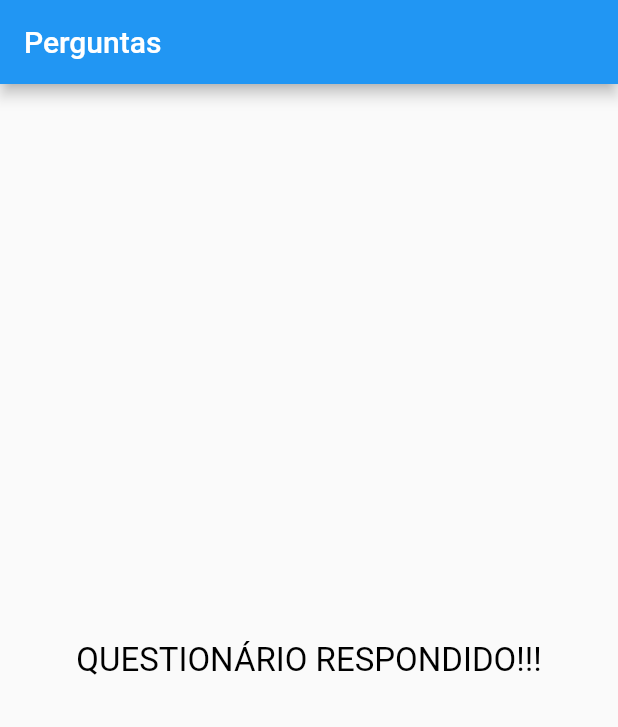
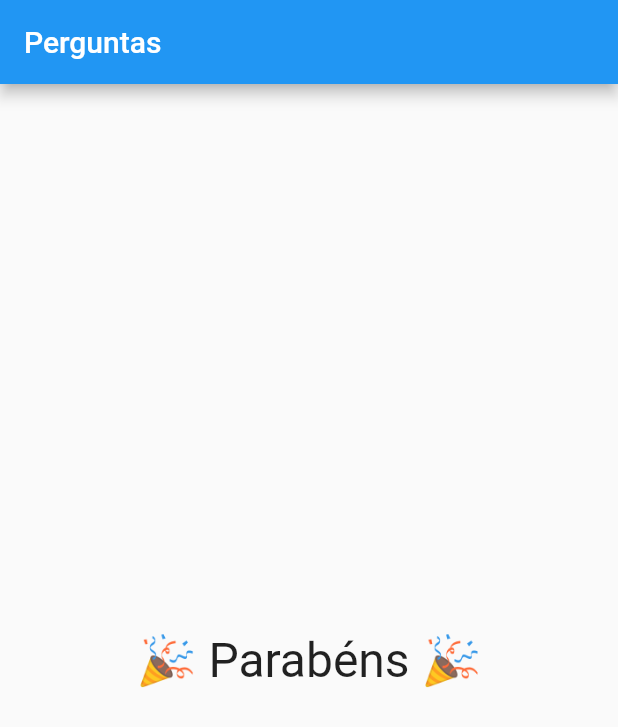
Before and after one commit to FaKeBx/curso-coder-flutter, a Flutter app: the screen it shows after launch, after a tap on "SIM", after a tap on "BÁSICO", after a tap on "!NÃO", on a phone screen of 412 x 824 dp. Shown: the top 727 px of the screen. Run offline on Flutter 3.47's test engine with Material 2 defaults, Android fonts, the light colour scheme and no system bars.

Commit message:
mensagem atualizada

```diff
--- a/curso_coder/lib/main.dart
+++ b/curso_coder/lib/main.dart
@@ -56,10 +56,12 @@ class _PerguntaAppState extends State<PerguntaApp> {
                     ...respostas.map((t) => Resposta(t, _responder)).toList(),
                   ],
                 )
-            : Column(
-                mainAxisAlignment: MainAxisAlignment.center,
-                children: [Questao("QUESTIONÁRIO RESPONDIDO!!!")]),
+              : const Center(
+                  child: Text(
+                    "🎉 Parabéns 🎉",
+                    style: TextStyle(fontSize: 32),
                   ),
+                )),
     );
   }
 }
```
Lines whose indentation alone changed are shown as unchanged.
